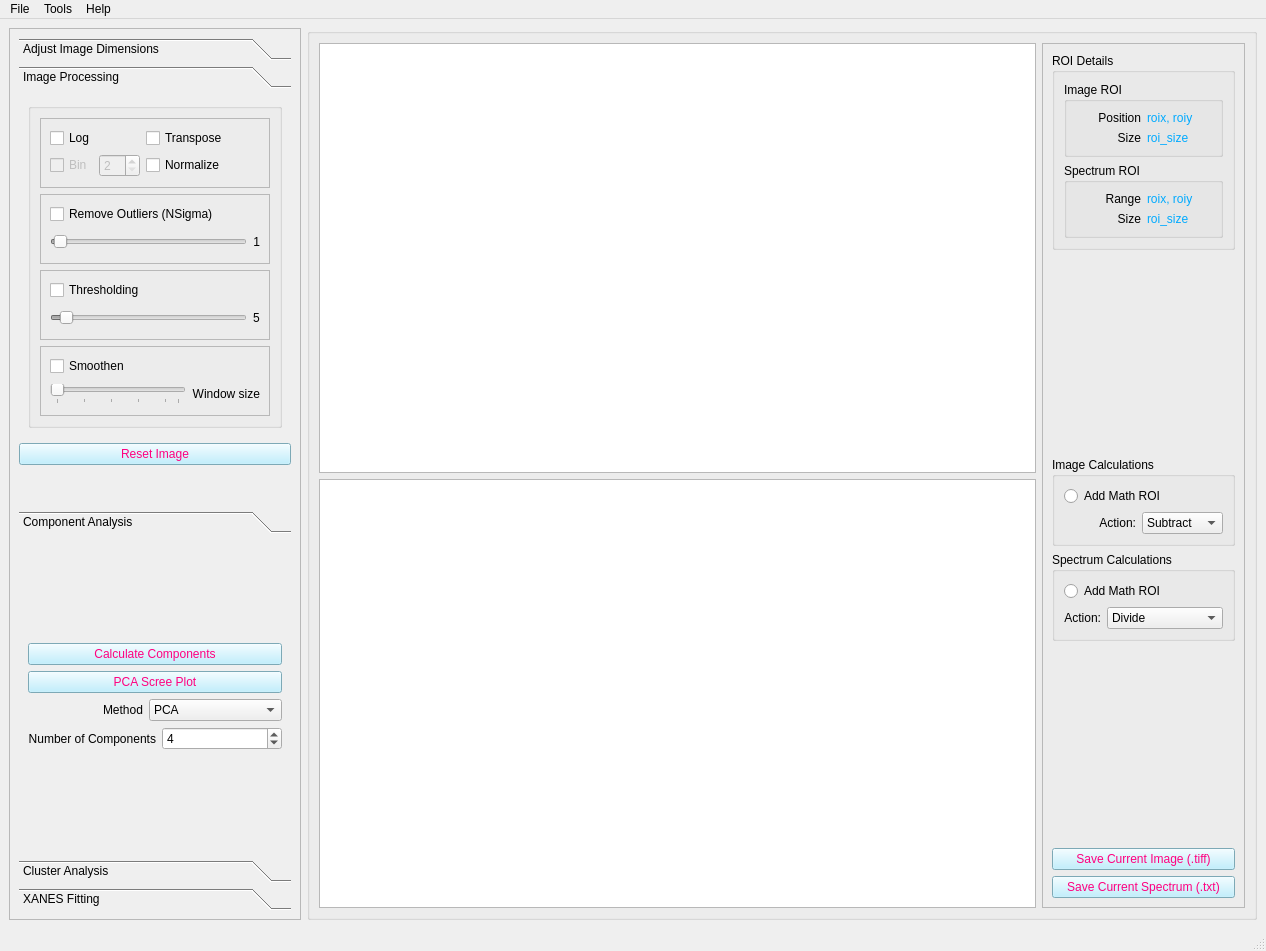
Qt form uis/mainwindow_admin.ui (pattammattel/MIDAS_Admin) before a commit.
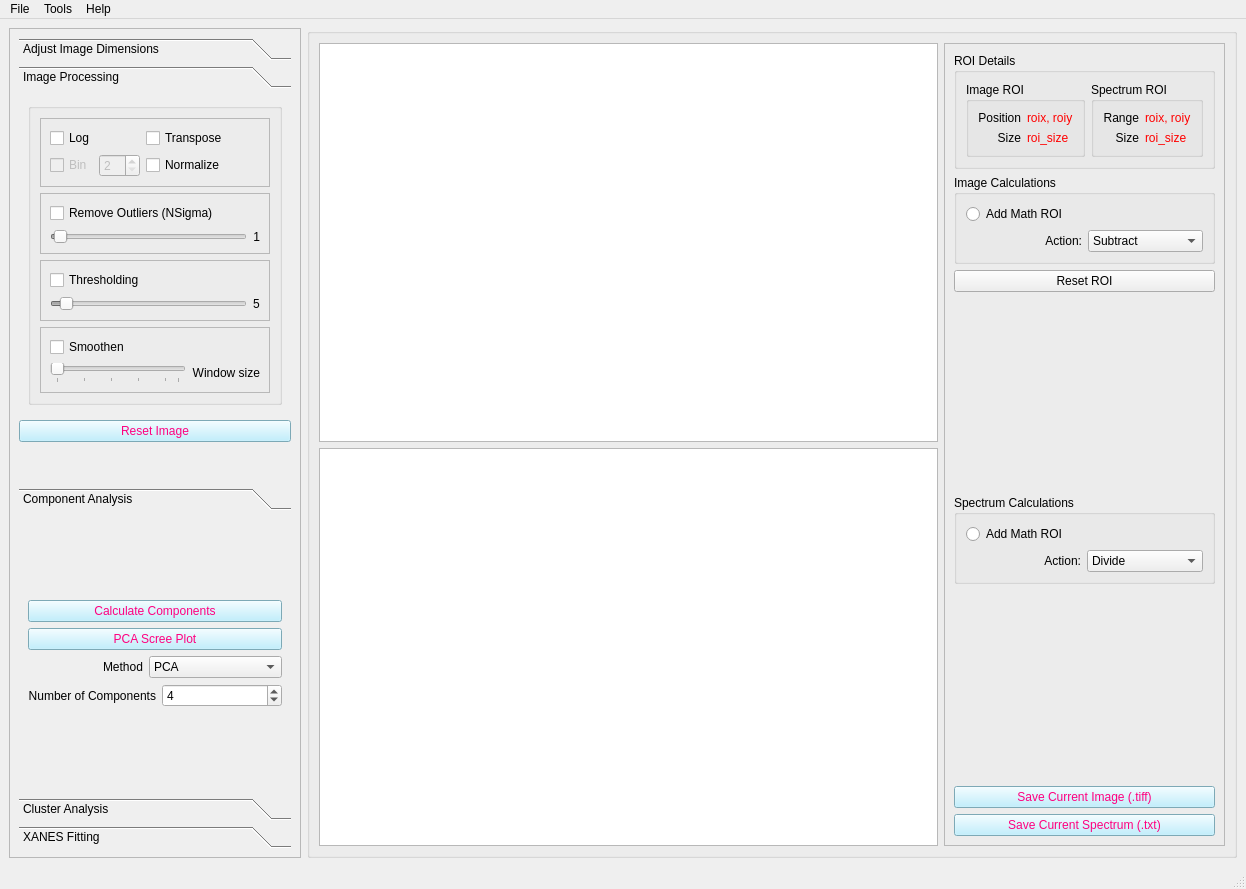
The same form after that commit. The open tabs and pages were chosen to show the change. Custom widgets are drawn as their Qt base class.

Commit message: plot on click

```diff
--- a/uis/mainwindow_admin.ui
+++ b/uis/mainwindow_admin.ui
@@ -7,8 +7,8 @@
    <rect>
     <x>0</x>
     <y>0</y>
-    <width>1266</width>
-    <height>951</height>
+    <width>1246</width>
+    <height>889</height>
    </rect>
   </property>
   <property name="sizePolicy">
@@ -58,7 +58,7 @@
          <x>0</x>
          <y>0</y>
          <width>321</width>
-         <height>882</height>
+         <height>820</height>
         </rect>
        </property>
        <layout class="QGridLayout" name="gridLayout_9">
@@ -312,8 +312,8 @@
             <rect>
              <x>0</x>
              <y>0</y>
-             <width>299</width>
-             <height>403</height>
+             <width>278</width>
+             <height>381</height>
             </rect>
            </property>
            <attribute name="label">
@@ -657,8 +657,8 @@
             <rect>
              <x>0</x>
              <y>0</y>
-             <width>299</width>
-             <height>187</height>
+             <width>278</width>
+             <height>161</height>
             </rect>
            </property>
            <attribute name="label">
@@ -1071,7 +1071,7 @@
           <enum>QFrame::Raised</enum>
          </property>
          <layout class="QGridLayout" name="gridLayout_23">
-          <item row="11" column="0">
+          <item row="13" column="0">
            <widget class="QPushButton" name="pb_save_disp_img">
             <property name="styleSheet">
              <string notr="true">background-color: rgb(175, 236, 255);
@@ -1082,7 +1082,7 @@
             </property>
            </widget>
           </item>
-          <item row="12" column="0">
+          <item row="14" column="0">
            <widget class="QPushButton" name="pb_save_disp_spec">
             <property name="styleSheet">
              <string notr="true">background-color: rgb(175, 236, 255);
@@ -1093,7 +1093,7 @@
             </property>
            </widget>
           </item>
-          <item row="1" column="0">
+          <item row="4" column="0">
            <spacer name="verticalSpacer_5">
             <property name="orientation">
              <enum>Qt::Vertical</enum>
@@ -1106,7 +1106,7 @@
             </property>
            </spacer>
           </item>
-          <item row="10" column="0">
+          <item row="12" column="0">
            <spacer name="verticalSpacer_3">
             <property name="orientation">
              <enum>Qt::Vertical</enum>
@@ -1119,7 +1119,7 @@
             </property>
            </spacer>
           </item>
-          <item row="9" column="0">
+          <item row="10" column="0">
            <widget class="QGroupBox" name="groupBox_7">
             <property name="title">
              <string>Spectrum Calculations</string>
@@ -1215,7 +1215,7 @@
                 <item row="0" column="1">
                  <widget class="QLabel" name="le_roi">
                   <property name="styleSheet">
-                   <string notr="true">color: rgb(0, 170, 255);</string>
+                   <string notr="true">color: rgb(255, 0,0);</string>
                   </property>
                   <property name="text">
                    <string>roix, roiy</string>
@@ -1238,7 +1238,7 @@
                 <item row="1" column="1">
                  <widget class="QLabel" name="le_roi_size">
                   <property name="styleSheet">
-                   <string notr="true">color: rgb(0, 170, 255);</string>
+                   <string notr="true">color: rgb(255, 0, 0);</string>
                   </property>
                   <property name="text">
                    <string>roi_size</string>
@@ -1248,7 +1248,7 @@
                </layout>
               </widget>
              </item>
-             <item row="1" column="0">
+             <item row="0" column="1">
               <widget class="QGroupBox" name="groupBox_5">
                <property name="title">
                 <string>Spectrum ROI</string>
@@ -1257,7 +1257,7 @@
                 <item row="1" column="1">
                  <widget class="QLabel" name="le_spec_roi_size">
                   <property name="styleSheet">
-                   <string notr="true">color: rgb(0, 170, 255);</string>
+                   <string notr="true">color: rgb(255, 0,0);</string>
                   </property>
                   <property name="text">
                    <string>roi_size</string>
@@ -1290,7 +1290,7 @@
                 <item row="0" column="1">
                  <widget class="QLabel" name="le_spec_roi">
                   <property name="styleSheet">
-                   <string notr="true">color: rgb(0, 170, 255);</string>
+                   <string notr="true">color: rgb(255, 0,0);</string>
                   </property>
                   <property name="text">
                    <string>roix, roiy</string>
@@ -1362,6 +1362,13 @@
             </layout>
            </widget>
           </item>
+          <item row="3" column="0">
+           <widget class="QPushButton" name="pb_reset_roi">
+            <property name="text">
+             <string>Reset ROI</string>
+            </property>
+           </widget>
+          </item>
          </layout>
         </widget>
        </item>
@@ -1378,7 +1385,7 @@
     <rect>
      <x>0</x>
      <y>0</y>
-     <width>1266</width>
+     <width>1246</width>
      <height>23</height>
     </rect>
    </property>
```
Left out of the diff: 12 changed lines with no effect on the pictures. The commit also changes 1 other file.
